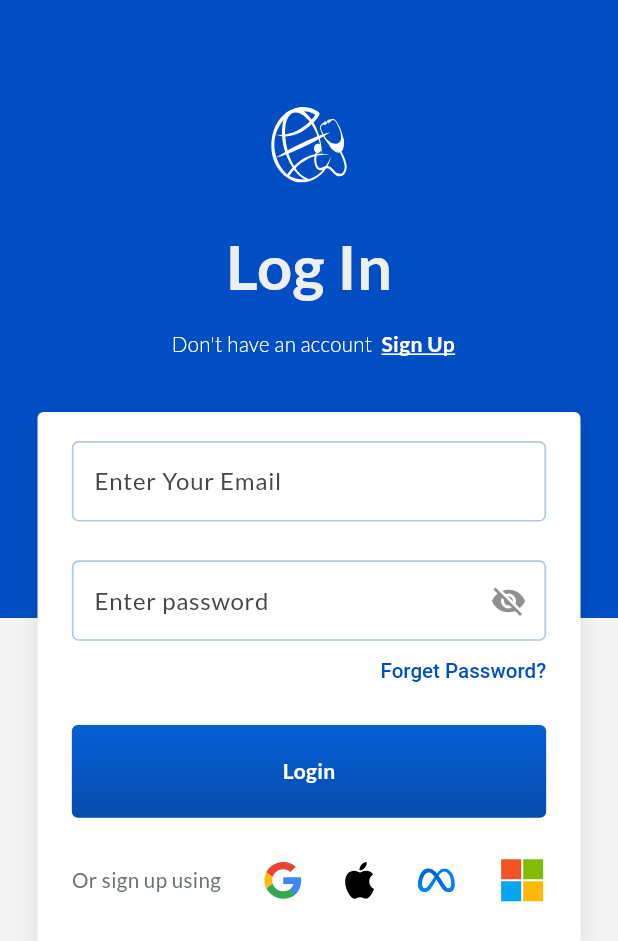
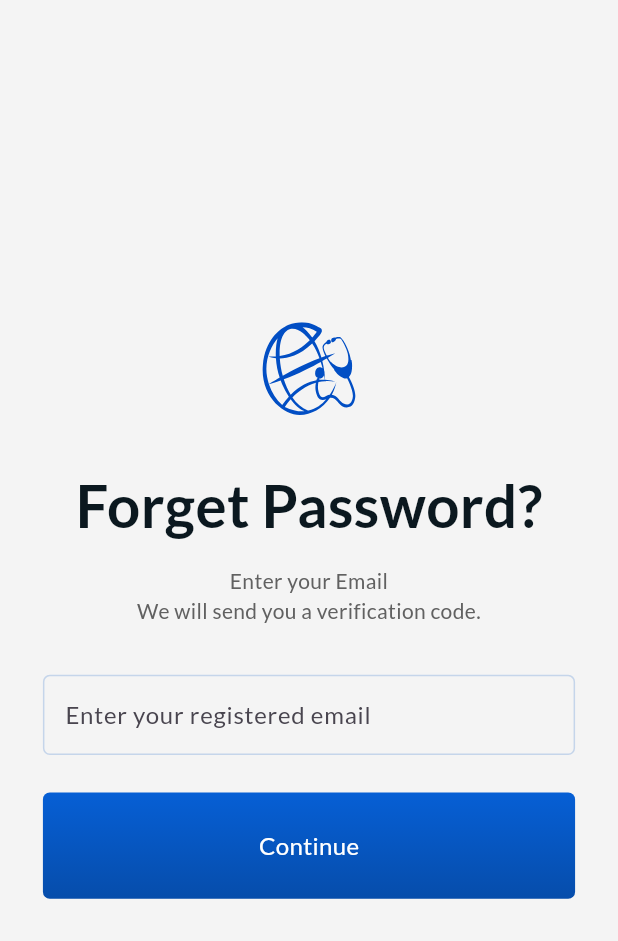
Before and after one commit to Swathi-krishna123/PJM, a Flutter app: the LoginPage screen opened by its route, after a tap on "Forget Password?", on a phone screen of 412 x 824 dp. Shown: the top 941 px of the screen. Run offline on Flutter 3.47's test engine with Material 3 defaults, Android fonts, the phone set to English and light mode, and no system bars; our stand-ins replace dropdown_button2, flutter_map, flutter_screenutil, flutter_svg, get, google_fonts and 5 more.

Commit message:
forgetpassword

```diff
--- a/lib/view/auth_view/forget_password/forget_password.dart
+++ b/lib/view/auth_view/forget_password/forget_password.dart
@@ -0,0 +1,158 @@
+import 'package:flutter/material.dart';
+import 'package:flutter_screenutil/flutter_screenutil.dart';
+import 'package:flutter_svg/flutter_svg.dart';
+import 'package:get/get.dart';
+import 'package:loading_animation_widget/loading_animation_widget.dart';
+import 'package:patient_journey_management/constants/colors.dart';
+
+class Forgetpasswordemail extends StatefulWidget {
+  const Forgetpasswordemail({super.key});
+
+  @override
+  _ForgetpasswordemailState createState() => _ForgetpasswordemailState();
+}
+
+class _ForgetpasswordemailState extends State<Forgetpasswordemail> {
+  final TextEditingController emailcontroller = TextEditingController();
+  final _formKey = GlobalKey<FormState>();
+  bool isLoading = false;
+
+  String? validateField(String? value) {
+    if (value == null || value.isEmpty) {
+      return 'This field cannot be empty';
+    } else if (!RegExp(
+            r"^[a-zA-Z0-9.a-zA-Z0-9._%-]+@[a-zA-Z0-9.-]+\.[a-zA-Z]{2,4}")
+        .hasMatch(value)) {
+      return 'Please enter a valid email';
+    }
+    return null;
+  }
+
+  @override
+  Widget build(BuildContext context) {
+    return Scaffold(
+      body: Form(
+        key: _formKey,
+        child: Padding(
+          padding: EdgeInsets.only(left: 25.w, right: 25.w),
+          child: Column(
+            mainAxisAlignment: MainAxisAlignment.center,
+            children: [
+              SizedBox(
+                width: 60.w,
+                height: 54.w,
+                child: SvgPicture.asset(
+                  'assets/icons/ghologo.svg',
+                  color: AppColors.blue,
+                ),
+              ),
+              SizedBox(
+                height: 25.h,
+              ),
+              Text(
+                'Forget Password?',
+                style: TextStyle(
+                  color: AppColors.blue6,
+                  fontWeight: FontWeight.w700,
+                  fontSize: 34.sp,
+                ),
+              ),
+              SizedBox(
+                height: 10.h,
+              ),
+              Text(
+                "Enter your Email",
+                style: TextStyle(color: Colors.grey.shade700),
+                textAlign: TextAlign.center,
+              ),
+              Text(
+                "We will send you a verification code.",
+                style: TextStyle(color: Colors.grey.shade700),
+                textAlign: TextAlign.center,
+              ),
+              SizedBox(
+                height: 25.h,
+              ),
+              Container(
+                decoration: BoxDecoration(
+                  borderRadius: BorderRadius.circular(4.r),
+                  border: Border.all(color: const Color(0xB2B0C7E6), width: 1),
+                ),
+                child: TextFormField(
+                  controller: emailcontroller,
+                  validator: validateField,
+                  cursorColor: AppColors.blue,
+                  decoration: InputDecoration(
+                    hintText: 'Enter your registered email',
+                    enabledBorder: InputBorder.none,
+                    errorBorder: OutlineInputBorder(
+                      borderSide: BorderSide.none,
+                      borderRadius: BorderRadius.all(Radius.circular(85.r)),
+                    ),
+                    focusedErrorBorder: OutlineInputBorder(
+                      borderSide: BorderSide.none,
+                      borderRadius: BorderRadius.all(Radius.circular(85.r)),
+                    ),
+                    focusedBorder: InputBorder.none,
+                    contentPadding: EdgeInsets.all(12.r),
+                  ),
+                ),
+              ),
+              const SizedBox(height: 25),
+              GestureDetector(
+                onTap: () async {
+                  if (_formKey.currentState!.validate()) {
+                    setState(() {
+                      isLoading = true;
+                    });
+
+                    // Simulate loading and perform necessary action here
+                    await Future.delayed(const Duration(seconds: 2));
+
+                    setState(() {
+                      isLoading = false;
+                    });
+
+                    Get.toNamed('/Forgetpasswordotp');
+                  }
+                },
+                child: Container(
+                  width: double.infinity,
+                  height: 55.h,
+                  decoration: BoxDecoration(
+                    borderRadius: BorderRadius.circular(4.r),
+                    gradient: const LinearGradient(
+                      begin: Alignment.topCenter,
+                      end: Alignment.bottomCenter,
+                      colors: [
+                        Color(0xFF065FD5),
+                        Color(0xFF064DAB),
+                      ],
+                    ),
+                  ),
+                  child: Center(
+                    child: isLoading
+                        ? LoadingAnimationWidget.fourRotatingDots(
+                            color: Colors.white,
+                            size: 24.sp,
+                          )
+                        : Text(
+                            'Continue',
+                            style: TextStyle(
+                              color: Colors.white,
+                              fontSize: 14.sp,
+                            ),
+                          ),
+                  ),
+                ),
+              ),
+              const SizedBox(
+                height: 10,
+              ),
+            ],
+          ),
+        ),
+      ),
+    );
+  }
+}
--- a/lib/view/auth_view/login_page.dart
+++ b/lib/view/auth_view/login_page.dart
@@ -124,7 +124,8 @@ class _LoginPageState extends State<LoginPage> {
                       // Email input
                       loginTextform(
                         textcontroller: emailController,
-                        hinttext: 'Enter Your Email',
+
+                        hinttext: 'Enter Your Email or Phone number',
                         validator: (value) {
                           if (value == null || value.isEmpty) {
                             return 'Please enter your email';
@@ -168,6 +169,7 @@ class _LoginPageState extends State<LoginPage> {
                                 color: AppColors.grey,
                               ),
                             ),
+                            hintStyle: TextStyle(fontSize: 14),
                             hintText: 'Enter password',
                             enabledBorder: InputBorder.none,
                             focusedBorder: InputBorder.none,
@@ -180,7 +182,9 @@ class _LoginPageState extends State<LoginPage> {
                       Align(
                         alignment: Alignment.centerRight,
                         child: GestureDetector(
-                          onTap: () {},
+                          onTap: () {
+                            Get.toNamed('/Forgetpasswordemail');
+                          },
                           child: RichText(
                             text: TextSpan(
                               text: 'Forget Password?',
@@ -272,6 +276,7 @@ class _LoginPageState extends State<LoginPage> {
         cursorColor: AppColors.blue,
         decoration: InputDecoration(
           hintText: hinttext,
+          hintStyle: TextStyle(fontSize: 14),
           enabledBorder: InputBorder.none,
           errorBorder: OutlineInputBorder(
             borderSide: BorderSide.none,
--- a/lib/view/splash_view/splash.dart
+++ b/lib/view/splash_view/splash.dart
@@ -16,7 +16,7 @@ class _Splash1State extends State<Splash1> {
     super.initState();
     // Wait for 3 seconds before navigating to Splash2
     Future.delayed(const Duration(seconds: 3), () {
-      Get.to(() => const Splash2()); // Navigate after the delay
+      Get.off(() => const Splash2()); // Navigate after the delay
     });
   }
 
--- a/lib/view/splash_view/splash2.dart
+++ b/lib/view/splash_view/splash2.dart
@@ -68,7 +68,7 @@ class Splash2 extends StatelessWidget {
 
                 onTap: () {
                   // Navigate to the next page
-                  Get.toNamed('/LoginPage');
+                  Get.offNamed('/LoginPage');
                 },
                 child: Container(
                   width: 326.w, // Responsive width
```
Also changed, not shown: lib/controller/auth_controller/auth_controller.dart (added, +38 -0 lines), lib/main.dart (+12 -0 lines), lib/model/hospitalmodel.dart (+14 -14 lines), lib/model/usermodel.dart (added, +39 -0 lines), lib/view/auth_view/forget_password/create_new_password.dart (added, +220 -0 lines), lib/view/auth_view/forget_password/forget_otp_verification.dart (added, +220 -0 lines), lib/controller/auth_controller/login_controller.dart (deleted), lib/view/auth_view/register_page.dart (line endings or trailing spaces).
